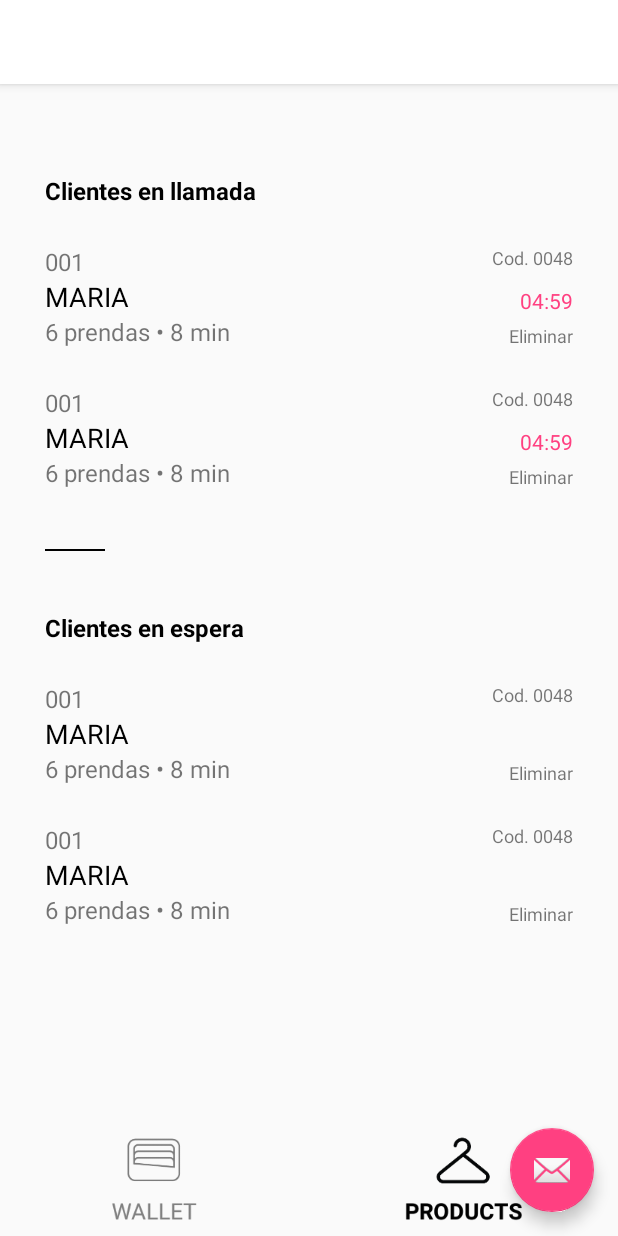
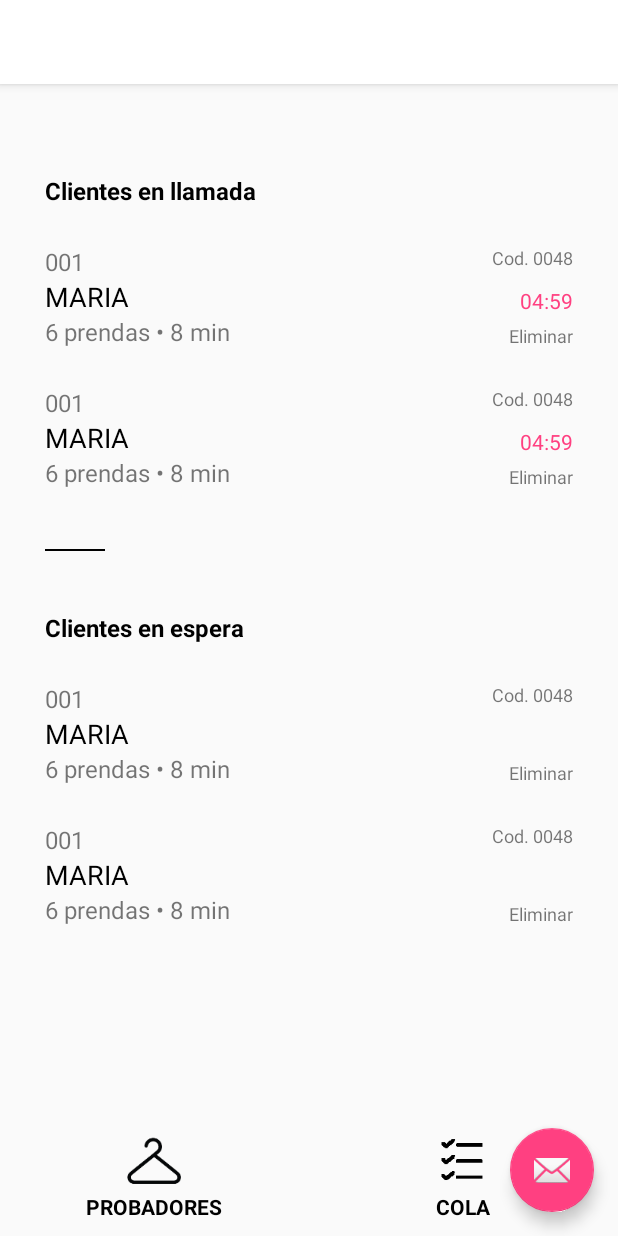
Before and after one commit to juanjecilla/Hackaton-Inditex, an Android app: the ManageActivityFragment screen opened directly, with no data from a screen before it, on a phone screen of 412 x 824 dp. Run offline under Robolectric (Android 15) with nearby library versions, the phone set to English and light mode, and no system bars.

Commit message:
ManagerMenuBar

```diff
--- a/app/src/main/res/layout/fragment_manage.xml
+++ b/app/src/main/res/layout/fragment_manage.xml
@@ -143,19 +143,53 @@
         android:layout_width="match_parent"
         android:layout_height="150dp"
         android:layout_weight="1"
-        android:orientation="horizontal">
-    <ImageView
+        android:orientation="horizontal"
+        >
+    <FrameLayout
         android:id="@+id/cabinmanagerbutton"
         android:layout_width="wrap_content"
         android:layout_height="match_parent"
-        android:layout_weight="1"
-        android:src="@drawable/ic_menu_02wallet"/>
-    <ImageView
+        android:layout_weight="1">
+        <ImageView
+        android:id="@+id/cabinmanagerbuttonicon"
+        android:layout_width="match_parent"
+        android:layout_height="44dp"
+
+        android:src="@drawable/ic_manager_cabins"/>
+        <TextView
+            android:id="@+id/cabinmanagerbuttontext"
+            android:layout_width="match_parent"
+            android:layout_height="wrap_content"
+            android:layout_gravity="bottom"
+            android:gravity="center_horizontal"
+            android:text="PROBADORES"
+            android:padding="10dp"
+            android:textColor="@color/colorPrimaryDark"
+            android:textStyle="bold"/>
+    </FrameLayout>
+        <FrameLayout
             android:id="@+id/queuemanagerbutton"
             android:layout_width="wrap_content"
             android:layout_height="match_parent"
-        android:layout_weight="1"
-            android:src="@drawable/ic_menu_01products"/>
+            android:layout_weight="1">
+            <ImageView
+                android:id="@+id/queuemanagerbuttonicon"
+                android:layout_width="match_parent"
+                android:layout_height="44dp"
+
+                android:src="@drawable/ic_manager_queue"/>
+            <TextView
+                android:id="@+id/queuemanagerbuttontext"
+                android:layout_width="match_parent"
+                android:layout_height="wrap_content"
+                android:layout_gravity="bottom"
+                android:gravity="center_horizontal"
+                android:text="COLA"
+                android:padding="10dp"
+                android:textColor="@color/colorPrimaryDark"
+                android:textStyle="bold"/>
+        </FrameLayout>
+
 
     </LinearLayout>
 </LinearLayout>
```
Also changed, not shown: app/src/main/res/drawable-hdpi/ic_manager_cabins.png (added), app/src/main/res/drawable-hdpi/ic_manager_queue.png (added).
